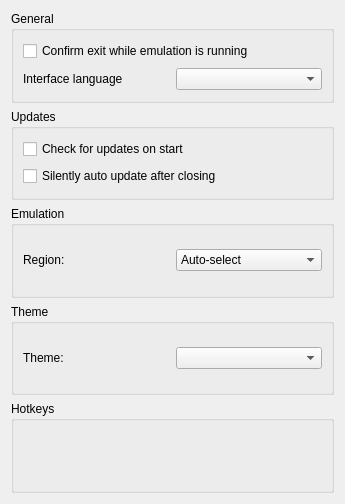
The window that src/citra_qt/configuration/configure_general.ui (PabloMK7/citra) describes before a commit, drawn with Qt 5.
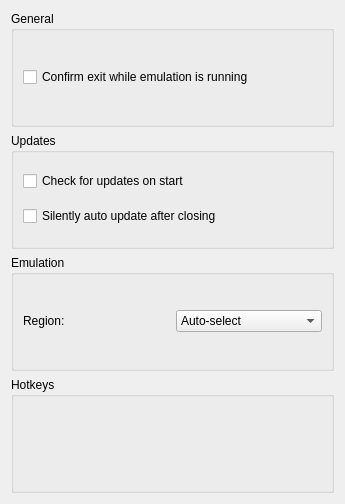
The same window after the commit. Custom widgets are drawn as their Qt base class.

The edit to the form file:
```diff
--- a/src/citra_qt/configuration/configure_general.ui
+++ b/src/citra_qt/configuration/configure_general.ui
@@ -31,20 +31,6 @@
             </property>
            </widget>
           </item>
-          <item>
-           <layout class="QHBoxLayout" name="horizontalLayout_2">
-            <item>
-             <widget class="QLabel" name="language_label">
-              <property name="text">
-               <string>Interface language</string>
-              </property>
-             </widget>
-            </item>
-            <item>
-             <widget class="QComboBox" name="language_combobox"/>
-            </item>
-           </layout>
-          </item>
          </layout>
         </item>
        </layout>
@@ -145,33 +131,6 @@
        </layout>
       </widget>
      </item>
-     <item>
-      <widget class="QGroupBox" name="theme_group_box">
-       <property name="title">
-        <string>Theme</string>
-       </property>
-       <layout class="QHBoxLayout" name="theme_qhbox_layout">
-        <item>
-         <layout class="QVBoxLayout" name="theme_qvbox_layout">
-          <item>
-           <layout class="QHBoxLayout" name="theme_qhbox_layout_2">
-            <item>
-             <widget class="QLabel" name="theme_label">
-              <property name="text">
-               <string>Theme:</string>
-              </property>
-             </widget>
-            </item>
-            <item>
-             <widget class="QComboBox" name="theme_combobox"/>
-            </item>
-           </layout>
-          </item>
-         </layout>
-        </item>
-       </layout>
-      </widget>
-     </item>
      <item>
       <widget class="QGroupBox" name="groupBox_3">
        <property name="title">
```
